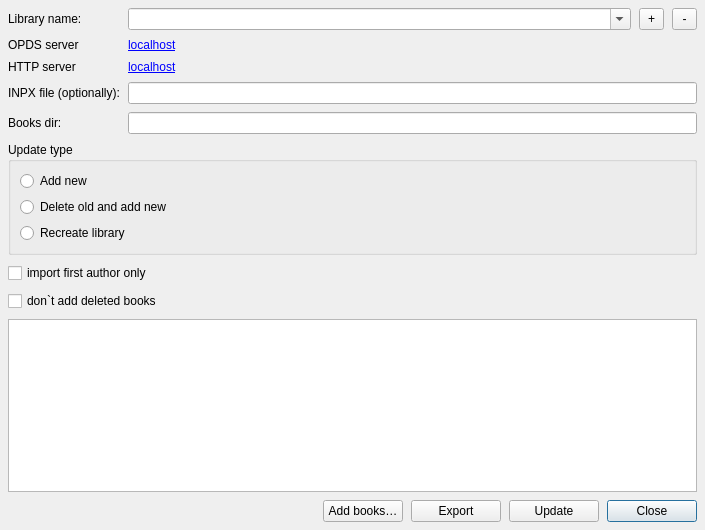
This is freeLib/src/librariesdlg.ui in petrovvlad/freeLib as Qt 5 draws it before an edit. The edited form follows.
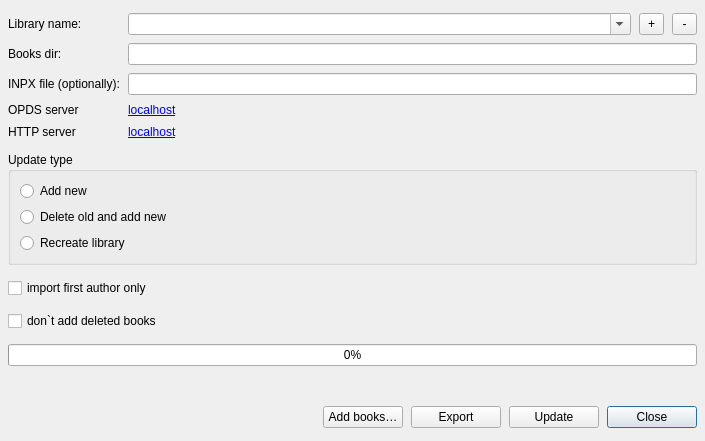
This is the edited form.

Commit message: style: редизайн окна "Управления библиотеками".

```diff
--- a/freeLib/src/librariesdlg.ui
+++ b/freeLib/src/librariesdlg.ui
@@ -10,9 +10,15 @@
     <x>0</x>
     <y>0</y>
     <width>705</width>
-    <height>530</height>
+    <height>441</height>
    </rect>
   </property>
+  <property name="sizePolicy">
+   <sizepolicy hsizetype="Preferred" vsizetype="Fixed">
+    <horstretch>0</horstretch>
+    <verstretch>0</verstretch>
+   </sizepolicy>
+  </property>
   <property name="windowTitle">
    <string>Add/Edit library</string>
   </property>
@@ -37,23 +43,6 @@
    </property>
    <item>
     <layout class="QGridLayout" name="gridLayout">
-     <item row="4" column="0">
-      <widget class="QLabel" name="label_3">
-       <property name="text">
-        <string>Books dir:</string>
-       </property>
-      </widget>
-     </item>
-     <item row="2" column="1">
-      <widget class="QLabel" name="HTTP">
-       <property name="text">
-        <string notr="true">&lt;a href=\&quot;localhost\&quot;&gt;localhost&lt;/a&gt;</string>
-       </property>
-       <property name="openExternalLinks">
-        <bool>true</bool>
-       </property>
-      </widget>
-     </item>
      <item row="0" column="0">
       <widget class="QLabel" name="label_4">
        <property name="text">
@@ -61,13 +50,71 @@
        </property>
       </widget>
      </item>
-     <item row="1" column="0">
+     <item row="3" column="1">
+      <widget class="QLabel" name="OPDS">
+       <property name="sizePolicy">
+        <sizepolicy hsizetype="Preferred" vsizetype="Fixed">
+         <horstretch>0</horstretch>
+         <verstretch>0</verstretch>
+        </sizepolicy>
+       </property>
+       <property name="text">
+        <string notr="true">&lt;a href=\&quot;localhost\&quot;&gt;localhost&lt;/a&gt;</string>
+       </property>
+       <property name="openExternalLinks">
+        <bool>true</bool>
+       </property>
+       <property name="textInteractionFlags">
+        <set>Qt::LinksAccessibleByKeyboard|Qt::LinksAccessibleByMouse</set>
+       </property>
+      </widget>
+     </item>
+     <item row="3" column="0">
       <widget class="QLabel" name="label_5">
        <property name="text">
         <string>OPDS server</string>
        </property>
       </widget>
      </item>
+     <item row="1" column="0">
+      <widget class="QLabel" name="label_3">
+       <property name="sizePolicy">
+        <sizepolicy hsizetype="Preferred" vsizetype="Fixed">
+         <horstretch>0</horstretch>
+         <verstretch>0</verstretch>
+        </sizepolicy>
+       </property>
+       <property name="text">
+        <string>Books dir:</string>
+       </property>
+      </widget>
+     </item>
+     <item row="1" column="1">
+      <widget class="QLineEdit" name="BookDir"/>
+     </item>
+     <item row="4" column="1">
+      <widget class="QLabel" name="HTTP">
+       <property name="sizePolicy">
+        <sizepolicy hsizetype="Preferred" vsizetype="Fixed">
+         <horstretch>0</horstretch>
+         <verstretch>0</verstretch>
+        </sizepolicy>
+       </property>
+       <property name="text">
+        <string notr="true">&lt;a href=\&quot;localhost\&quot;&gt;localhost&lt;/a&gt;</string>
+       </property>
+       <property name="openExternalLinks">
+        <bool>true</bool>
+       </property>
+      </widget>
+     </item>
+     <item row="4" column="0">
+      <widget class="QLabel" name="label_6">
+       <property name="text">
+        <string>HTTP server</string>
+       </property>
+      </widget>
+     </item>
      <item row="0" column="1">
       <layout class="QHBoxLayout" name="Name_layout">
        <item>
@@ -111,43 +158,26 @@
        </item>
       </layout>
      </item>
-     <item row="3" column="1">
-      <widget class="QLineEdit" name="inpx"/>
-     </item>
-     <item row="4" column="1">
-      <widget class="QLineEdit" name="BookDir"/>
-     </item>
      <item row="2" column="0">
-      <widget class="QLabel" name="label_6">
-       <property name="text">
-        <string>HTTP server</string>
-       </property>
-      </widget>
-     </item>
-     <item row="3" column="0">
       <widget class="QLabel" name="label_2">
        <property name="text">
         <string>INPX file (optionally):</string>
        </property>
       </widget>
      </item>
-     <item row="1" column="1">
-      <widget class="QLabel" name="OPDS">
-       <property name="text">
-        <string notr="true">&lt;a href=\&quot;localhost\&quot;&gt;localhost&lt;/a&gt;</string>
-       </property>
-       <property name="openExternalLinks">
-        <bool>true</bool>
-       </property>
-       <property name="textInteractionFlags">
-        <set>Qt::LinksAccessibleByKeyboard|Qt::LinksAccessibleByMouse</set>
-       </property>
-      </widget>
+     <item row="2" column="1">
+      <widget class="QLineEdit" name="inpx"/>
      </item>
     </layout>
    </item>
    <item>
     <widget class="QGroupBox" name="update_group">
+     <property name="sizePolicy">
+      <sizepolicy hsizetype="Preferred" vsizetype="Fixed">
+       <horstretch>0</horstretch>
+       <verstretch>0</verstretch>
+      </sizepolicy>
+     </property>
      <property name="title">
       <string>Update type</string>
      </property>
@@ -197,9 +227,28 @@
     </widget>
    </item>
    <item>
-    <widget class="QListWidget" name="Log">
-     <property name="focusPolicy">
-      <enum>Qt::TabFocus</enum>
+    <widget class="QProgressBar" name="progressBar">
+     <property name="maximum">
+      <number>1000</number>
+     </property>
+     <property name="value">
+      <number>0</number>
+     </property>
+    </widget>
+   </item>
+   <item>
+    <widget class="QLabel" name="labelStatus">
+     <property name="sizePolicy">
+      <sizepolicy hsizetype="Preferred" vsizetype="Fixed">
+       <horstretch>0</horstretch>
+       <verstretch>0</verstretch>
+      </sizepolicy>
+     </property>
+     <property name="text">
+      <string/>
+     </property>
+     <property name="alignment">
+      <set>Qt::AlignLeading|Qt::AlignLeft|Qt::AlignTop</set>
      </property>
     </widget>
    </item>
```
Left out of the diff: 5 changed lines with no effect on the pictures. The commit also changes 7 other files.
